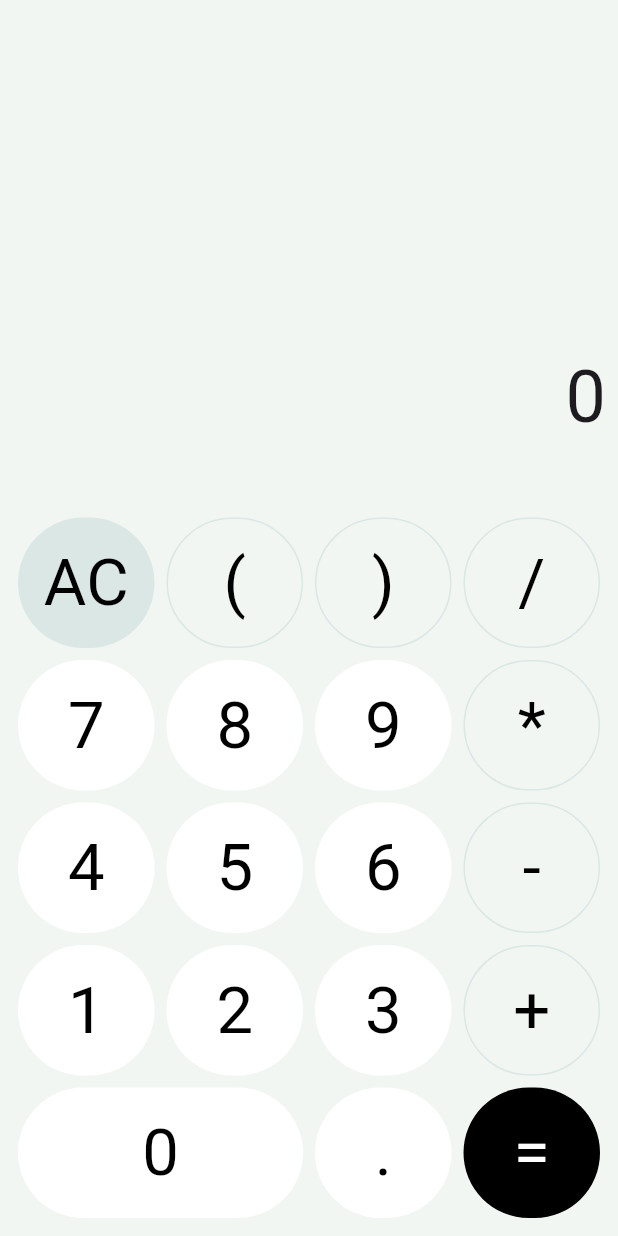
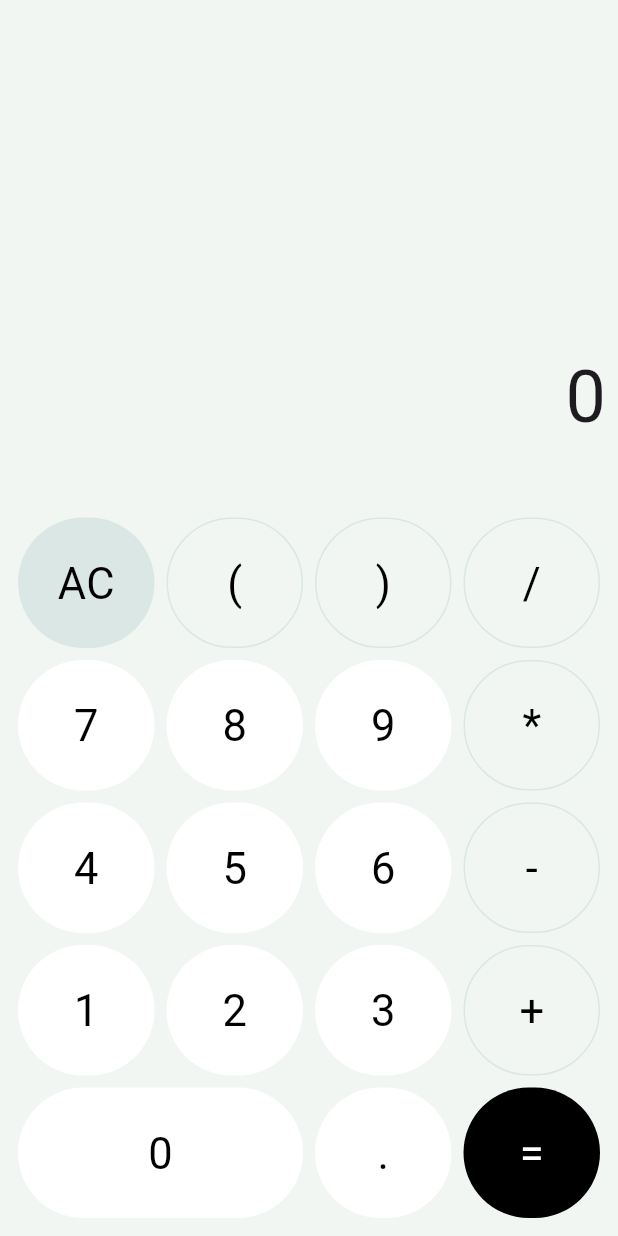
Before and after one commit to sgruhier/calculator_workshop, a Flutter app: the screen it shows after launch, on a phone screen of 412 x 824 dp. Run offline on Flutter 3.47's test engine with Material 3 defaults, Android fonts, the phone set to English and light mode, and no system bars; our stand-ins replace math_expressions.

Commit message:
better look and feel

```diff
--- a/lib/main.dart
+++ b/lib/main.dart
@@ -17,17 +17,25 @@ class MyApp extends StatelessWidget {
       title: 'Calculator',
       theme: ThemeData.light().copyWith(
         scaffoldBackgroundColor: lightBgColor,
+        colorScheme: ThemeData.light().colorScheme.copyWith(
+              primary: Colors.black,
+              secondary: Colors.black.withOpacity(0.3),
+            ),
         extensions: <ThemeExtension<dynamic>>[
           lightCustomKeyTheme,
         ],
       ),
       darkTheme: ThemeData.dark().copyWith(
         scaffoldBackgroundColor: darkBgColor,
+        colorScheme: ThemeData.dark().colorScheme.copyWith(
+              primary: Colors.white,
+              secondary: Colors.white.withOpacity(0.3),
+            ),
         extensions: <ThemeExtension<dynamic>>[
           darkCustomKeyTheme,
         ],
       ),
-      themeMode: ThemeMode.system,
+      themeMode: ThemeMode.light,
       home: const CalculatorLayout(),
     );
   }
--- a/lib/widgets/calculator_key.dart
+++ b/lib/widgets/calculator_key.dart
@@ -37,7 +37,7 @@ class CalculatorKey extends StatelessWidget {
               child: Text(value,
                   style: TextStyle(
                     color: color ?? Colors.white,
-                    fontSize: height / 2,
+                    fontSize: height / 3,
                   )),
             )),
       ),
```
Also changed, not shown: lib/calculator.dart (+22 -4 lines).
